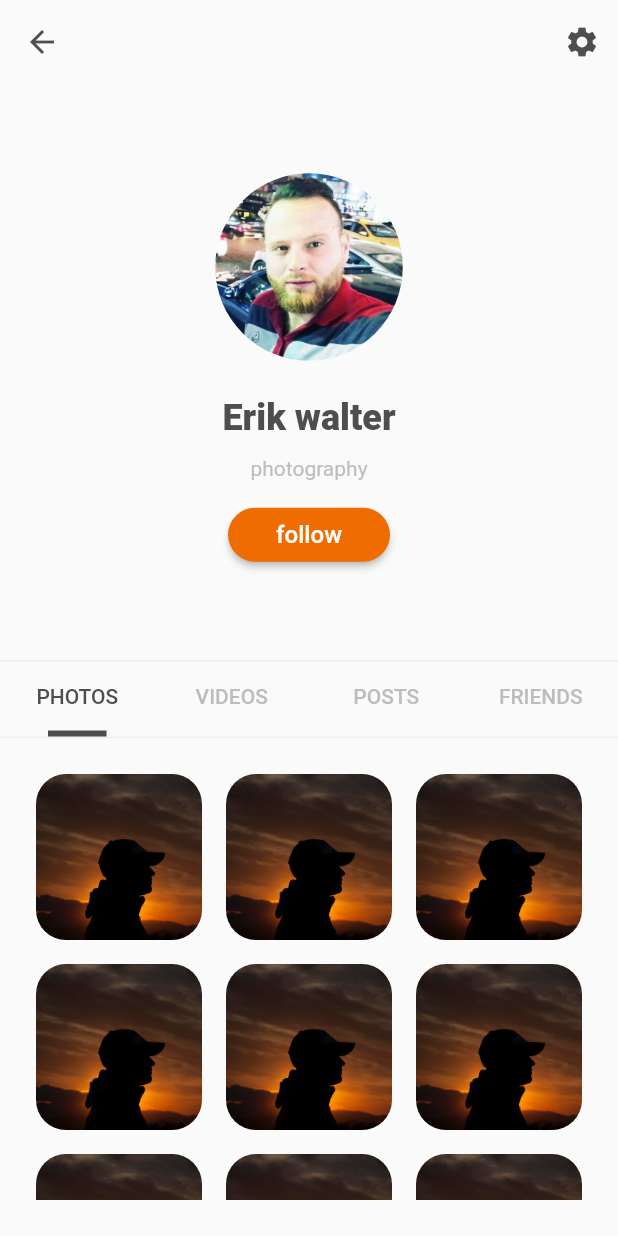
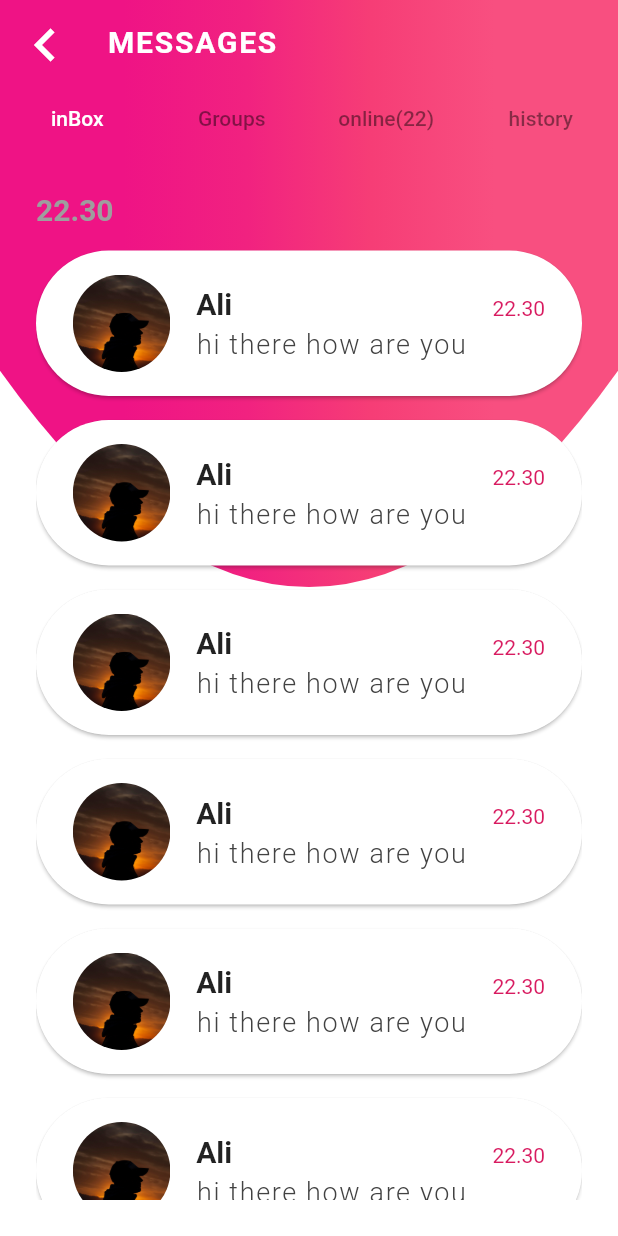
Before and after one commit to Alishekfeh/Draw-lines-with-flutter-ui, a Flutter app: the screen it shows after launch, on a phone screen of 412 x 824 dp. Run offline on Flutter 3.47's test engine with Material 2 defaults, Android fonts, the phone set to English and light mode, and no system bars; our stand-ins replace font_awesome_flutter.

Commit message:
Chat Paint UI

```diff
--- /dev/null
+++ b/lib/chat/chat_list.dart
@@ -0,0 +1,6 @@
+class User{
+  String name,avatar,phone;
+
+  User({this.phone,this.name,this.avatar});
+
+}
--- /dev/null
+++ b/lib/chat/chat_page.dart
@@ -0,0 +1,82 @@
+import 'package:flutter/material.dart';
+import 'package:uicode/chat/model_conversion.dart';
+import 'package:uicode/chat/provider.dart';
+import 'package:uicode/widgit/conversationList.dart';
+import 'package:uicode/widgit/paint_back_ground.dart';
+
+class ChatList extends StatefulWidget {
+  const ChatList({Key key}) : super(key: key);
+
+  @override
+  _ChatListState createState() => _ChatListState();
+}
+
+class _ChatListState extends State<ChatList>with SingleTickerProviderStateMixin {
+  List<Conversion> _conversion = MessageProvider.getConversion();
+  TabController _tabController;
+
+  @override
+  void initState() {
+    super.initState();
+    _tabController=TabController(length: 4, vsync: this);
+  }
+  @override
+  void dispose() {
+    _tabController.dispose();
+    super.dispose();
+  }
+  @override
+  Widget build(BuildContext context) {
+    return Stack(
+      children: [
+        Container(
+          color: Colors.white,
+        ),
+        CustomPaint(
+          painter: ChatBackground(),
+          child: Container(),
+        ),
+        Scaffold(
+          backgroundColor: Colors.transparent,
+          appBar: AppBar(
+            backgroundColor: Colors.transparent,
+            elevation: 0,
+            title: Text(
+              "MESSAGES",
+              style: TextStyle(
+                fontWeight: FontWeight.bold,
+                letterSpacing: 1.2,
+              ),
+              textAlign: TextAlign.center,
+            ),
+            leading: IconButton(
+              onPressed: (){},
+              icon: Icon(Icons.chevron_left,size: 44,),
+            ),
+            bottom: TabBar(
+              controller: _tabController,
+              unselectedLabelColor: Colors.black45,
+              indicatorColor: Colors.transparent,
+              indicator: BoxDecoration(),
+              tabs: [
+                Tab(text: "inBox",),
+                Tab(text: "Groups",),
+                Tab(text: "online(22)",),
+                Tab(text: "history",),
+              ],
+            ),
+          ),
+          body: TabBarView(
+            controller: _tabController,
+            children: [
+              ConversationList(),
+              Container(),
+              Container(),
+              Container(),
+            ],
+          ),
+        )
+      ],
+    );
+  }
+}
--- /dev/null
+++ b/lib/chat/message.dart
@@ -0,0 +1,8 @@
+
+import 'package:uicode/chat/chat_list.dart';
+
+class Message{
+  User sender,receiver;
+  String dateTime,body;
+  Message({this.sender,this.dateTime,this.receiver,this.body});
+}
--- /dev/null
+++ b/lib/chat/model_conversion.dart
@@ -0,0 +1,10 @@
+
+import 'package:uicode/chat/chat_list.dart';
+import 'package:uicode/chat/message.dart';
+
+class Conversion{
+  List<User> user;
+  List<Message> message;
+
+  Conversion({this.user,this.message});
+}
--- /dev/null
+++ b/lib/chat/provider.dart
@@ -0,0 +1,224 @@
+import 'package:uicode/chat/chat_list.dart';
+import 'package:uicode/chat/message.dart';
+import 'package:uicode/chat/model_conversion.dart';
+
+class MessageProvider {
+ static List<Conversion> getConversion() {
+    User user1 = User(
+        name: "Ali", avatar: "assets/shared/profile.jpg", phone: "0785179228");
+    User user2 = User(
+        name: "Ahmad", avatar: "assets/shared/profile.jpg", phone: "078000000");
+    return [
+      Conversion(user: [
+        user1,
+        user2,
+      ], message: [
+        Message(
+            sender: user1,
+            receiver: user2,
+            dateTime: "22.30",
+            body: "hi there how are you"),
+        Message(
+            sender: user1,
+            receiver: user2,
+            dateTime: "22.30",
+            body: "hi there how are you"),
+        Message(
+            sender: user1,
+            receiver: user2,
+            dateTime: "22.30",
+            body: "hi there how are you"),
+        Message(
+            sender: user1,
+            receiver: user2,
+            dateTime: "22.30",
+            body: "hi there how are you"),
+        Message(
+            sender: user1,
+            receiver: user2,
+            dateTime: "22.30",
+            body: "hi there how are you"),
+        Message(
+            sender: user1,
+            receiver: user2,
+            dateTime: "22.30",
+            body: "hi there how are you"),
+      ]),
+      Conversion(user: [
+        user1,
+        user2,
+      ], message: [
+        Message(
+            sender: user1,
+            receiver: user2,
+            dateTime: "22.30",
+            body: "hi there how are you"),
+        Message(
+            sender: user1,
+            receiver: user2,
+            dateTime: "22.30",
+            body: "hi there how are you"),
+        Message(
+            sender: user1,
+            receiver: user2,
+            dateTime: "22.30",
+            body: "hi there how are you"),
+        Message(
+            sender: user1,
+            receiver: user2,
+            dateTime: "22.30",
+            body: "hi there how are you"),
+        Message(
+            sender: user1,
+            receiver: user2,
+            dateTime: "22.30",
+            body: "hi there how are you"),
+        Message(
+            sender: user1,
+            receiver: user2,
+            dateTime: "22.30",
+            body: "hi there how are you"),
+      ]),
+      Conversion(user: [
+        user1,
+        user2,
+      ], message: [
+        Message(
+            sender: user1,
+            receiver: user2,
+            dateTime: "22.30",
+            body: "hi there how are you"),
+        Message(
+            sender: user1,
+            receiver: user2,
+            dateTime: "22.30",
+            body: "hi there how are you"),
+        Message(
+            sender: user1,
+            receiver: user2,
+            dateTime: "22.30",
+            body: "hi there how are you"),
+        Message(
+            sender: user1,
+            receiver: user2,
+            dateTime: "22.30",
+            body: "hi there how are you"),
+        Message(
+            sender: user1,
+            receiver: user2,
+            dateTime: "22.30",
+            body: "hi there how are you"),
+        Message(
+            sender: user1,
+            receiver: user2,
+            dateTime: "22.30",
+            body: "hi there how are you"),
+      ]),
+      Conversion(user: [
+        user1,
+        user2,
+      ], message: [
+        Message(
+            sender: user1,
+            receiver: user2,
+            dateTime: "22.30",
+            body: "hi there how are you"),
+        Message(
+            sender: user1,
+            receiver: user2,
+            dateTime: "22.30",
+            body: "hi there how are you"),
+        Message(
+            sender: user1,
+            receiver: user2,
+            dateTime: "22.30",
+            body: "hi there how are you"),
+        Message(
+            sender: user1,
+            receiver: user2,
+            dateTime: "22.30",
+            body: "hi there how are you"),
+        Message(
+            sender: user1,
+            receiver: user2,
+            dateTime: "22.30",
+            body: "hi there how are you"),
+        Message(
+            sender: user1,
+            receiver: user2,
+            dateTime: "22.30",
+            body: "hi there how are you"),
+      ]),
+      Conversion(user: [
+        user1,
+        user2,
+      ], message: [
+        Message(
+            sender: user1,
+            receiver: user2,
+            dateTime: "22.30",
+            body: "hi there how are you"),
+        Message(
+            sender: user1,
+            receiver: user2,
+            dateTime: "22.30",
+            body: "hi there how are you"),
+        Message(
+            sender: user1,
+            receiver: user2,
+            dateTime: "22.30",
+            body: "hi there how are you"),
+        Message(
+            sender: user1,
+            receiver: user2,
+            dateTime: "22.30",
+            body: "hi there how are you"),
+        Message(
+            sender: user1,
+            receiver: user2,
+            dateTime: "22.30",
+            body: "hi there how are you"),
+        Message(
+            sender: user1,
+            receiver: user2,
+            dateTime: "22.30",
+            body: "hi there how are you"),
+      ]),
+      Conversion(user: [
+        user1,
+        user2,
+      ], message: [
+        Message(
+            sender: user1,
+            receiver: user2,
+            dateTime: "22.30",
+            body: "hi there how are you"),
+        Message(
+            sender: user1,
+            receiver: user2,
+            dateTime: "22.30",
+            body: "hi there how are you"),
+        Message(
+            sender: user1,
+            receiver: user2,
+            dateTime: "22.30",
+            body: "hi there how are you"),
+        Message(
+            sender: user1,
+            receiver: user2,
+            dateTime: "22.30",
+            body: "hi there how are you"),
+        Message(
+            sender: user1,
+            receiver: user2,
+            dateTime: "22.30",
+            body: "hi there how are you"),
+        Message(
+            sender: user1,
+            receiver: user2,
+            dateTime: "22.30",
+            body: "hi there how are you"),
+      ]),
+    ];
+  }
+}
--- a/lib/main.dart
+++ b/lib/main.dart
@@ -1,4 +1,5 @@
 import 'package:flutter/material.dart';
+import 'package:uicode/chat/chat_page.dart';
 import 'package:uicode/profile5/profile5.dart';
 
 void main() {
@@ -16,7 +17,7 @@ class MyApp extends StatelessWidget {
 
         primarySwatch: Colors.blue,
       ),
-      home: Profile5(),
+      home: ChatList(),
     );
   }
 }
--- /dev/null
+++ b/lib/widgit/conversationList.dart
@@ -0,0 +1,95 @@
+import 'package:flutter/material.dart';
+import 'package:uicode/chat/model_conversion.dart';
+import 'package:uicode/chat/provider.dart';
+
+class ConversationList extends StatefulWidget {
+  const ConversationList({Key key}) : super(key: key);
+
+  @override
+  _ConversationListState createState() => _ConversationListState();
+}
+
+class _ConversationListState extends State<ConversationList> {
+  static List<List<Conversion>>conversion=[
+  MessageProvider.getConversion(),
+  MessageProvider.getConversion(),
+  MessageProvider.getConversion(),
+  ];
+
+  @override
+  Widget build(BuildContext context) {
+    return Container(
+      padding: EdgeInsets.all(24),
+    child: ListView.builder(
+        itemCount: conversion.length,
+        itemBuilder: (BuildContext context,int position){
+          return Column(
+            mainAxisAlignment: MainAxisAlignment.start,
+            crossAxisAlignment: CrossAxisAlignment.start,
+            children: [
+              Padding(
+                padding:  EdgeInsets.only(bottom: 16),
+                child: Text(conversion[position].first.message.last.dateTime,style: TextStyle(
+                  fontWeight: FontWeight.bold,
+                  fontSize: 20,
+                  color: Colors.grey.shade500
+                ),),
+              ),
+              ... List.generate(conversion[position].length, (index) => Container(
+                child:
+                Card(
+                  margin: EdgeInsets.only(bottom: 16),
+                  shape: RoundedRectangleBorder(
+                      borderRadius: BorderRadius.all(Radius.circular(50))
+                  ),
+                  child: Padding(
+                    padding: const EdgeInsets.all(16),
+                    child: Row(
+                      mainAxisAlignment: MainAxisAlignment.spaceAround,
+                      children: [
+                        Container(
+                          width: 65,
+                          height: 65,
+                          decoration: BoxDecoration(
+                              image: DecorationImage(
+                                  image: ExactAssetImage(conversion[position][index].user[0].avatar),fit: BoxFit.cover
+                              ),
+                              shape: BoxShape.circle
+                          ),
+
+                        ),
+                        Column(
+                          crossAxisAlignment: CrossAxisAlignment.start,
+                          children: [
+                            Text(conversion[position][index].user[0].name,style:TextStyle(
+                              fontWeight: FontWeight.w600,
+                              fontSize: 20,
+                              color: Colors.black87
+                            )),
+                            SizedBox(height: 5,),
+                            Text(  conversion[position][index].message.last.body,style: TextStyle(
+                              fontSize: 18,
+                              fontWeight: FontWeight.w300,
+                              letterSpacing: 1.1,
+                              color: Colors.grey.shade800
+
+                            ),),
+
+                          ],
+                        ),
+                        Transform.translate(
+                            offset: Offset(0,-10),
+                            child: Text(conversion[position][index].message.last.dateTime,style: TextStyle(
+                              color: Colors.pink.shade600
+                            ),))
+                      ],
+                    ),
+                  ),
+                ),
+              )),
+            ],
+          );
+        }),
+    );
+  }
+}
--- /dev/null
+++ b/lib/widgit/paint_back_ground.dart
@@ -0,0 +1,35 @@
+import 'package:flutter/cupertino.dart';
+
+class ChatBackground extends CustomPainter {
+  @override
+  void paint(Canvas canvas, Size size) {
+    Rect rect = Rect.fromLTWH(0, 0, size.width, size.height * 0.65);
+    Gradient gradient = LinearGradient(colors: [
+      Color(0xFFef1385),
+      Color(0xFFf12280),
+      Color(0xFFf63d76),
+      Color(0xFFf84f80),
+    ], stops: [
+      0.2,
+      0.4,
+      0.6,
+      0.8,
+    ]);
+    Paint paint = Paint();
+    Path path = Path();
+    paint.shader=gradient.createShader(rect);
+    path.lineTo(0, 0);
+    path.lineTo(size.width, 0);
+    path.lineTo(size.width, size.height * 0.3);
+    path.quadraticBezierTo(
+        size.width / 2, size.height * 0.65, 0, size.height * 0.3);
+    path.lineTo(0, size.height * 0.3);
+    path.close();
+    canvas.drawPath(path, paint);
+  }
+
+  @override
+  bool shouldRepaint(covariant CustomPainter oldDelegate) {
+    return false;
+  }
+}
```
